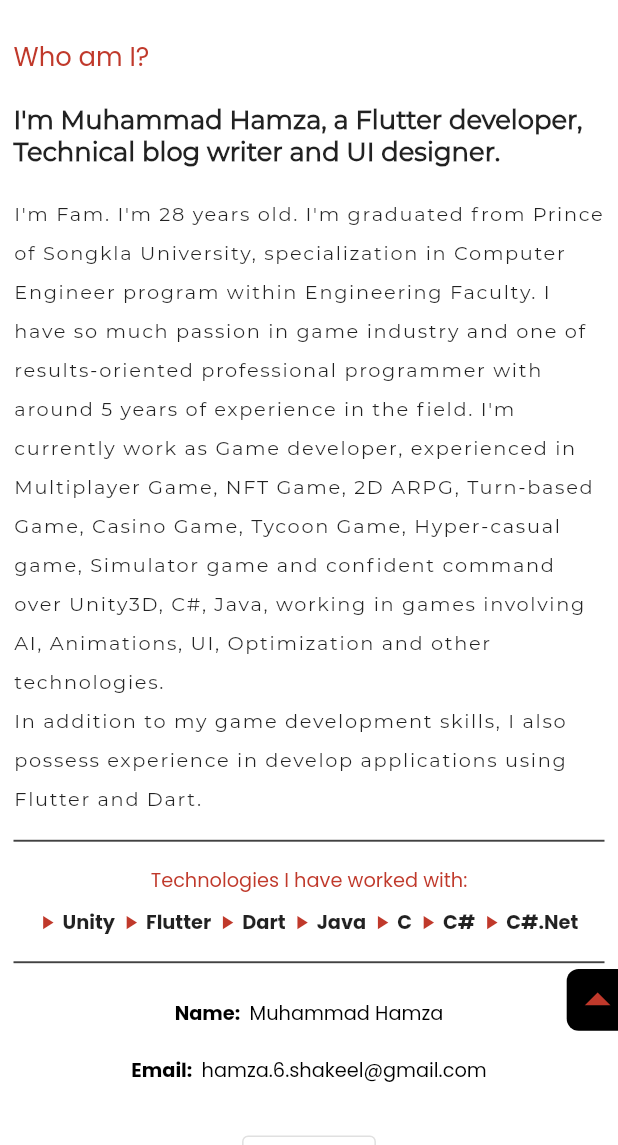
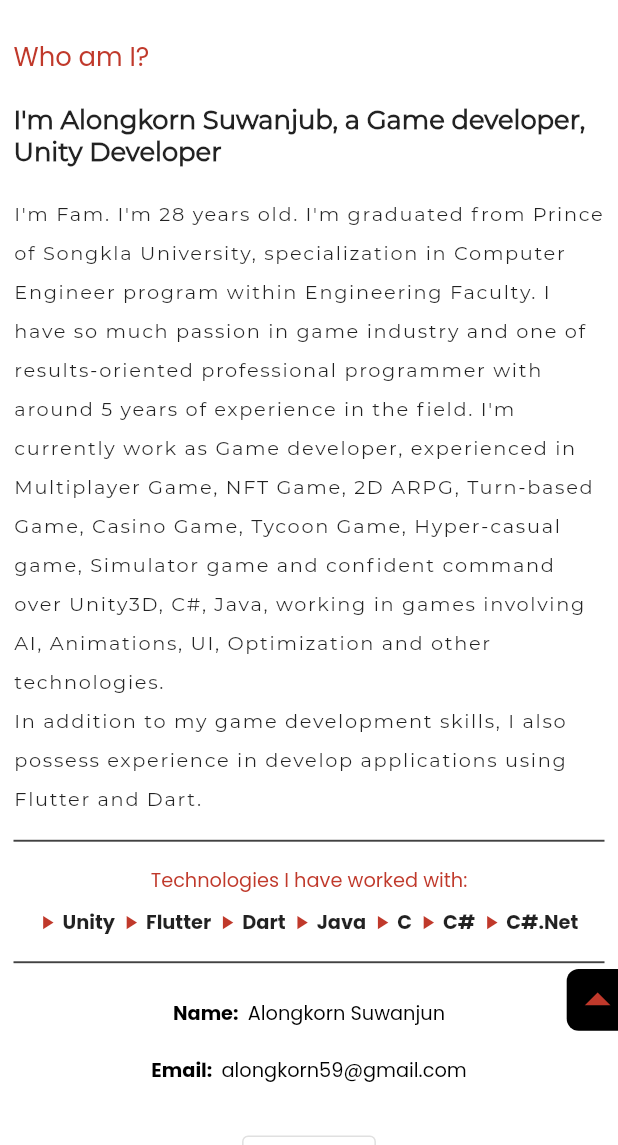
Before and after one commit to alongkorn59/portfolio_flutter, a Flutter app: the screen it shows after launch, scrolled down 1152 dp, on a phone screen of 412 x 824 dp, the part 91-1236 px from its top. Run offline on Flutter 3.47's test engine with Material 2 defaults, Android fonts, the phone set to English and light mode, and no system bars; our stand-ins replace animated_text_kit, carousel_slider, flip_card, font_awesome_flutter, shared_preferences, url_strategy; missing offline and left inert: universal_html; network calls fail.

Commit message:
[update] social

```diff
--- a/devfolio-main/lib/sections/about/about_mobile.dart
+++ b/devfolio-main/lib/sections/about/about_mobile.dart
@@ -96,11 +96,11 @@ class AboutMobile extends StatelessWidget {
           ),
           const AboutMeData(
             data: "Name",
-            information: "Muhammad Hamza",
+            information: "Alongkorn Suwanjun",
           ),
           const AboutMeData(
             data: "Email",
-            information: "hamza.6.shakeel@gmail.com",
+            information: "alongkorn59@gmail.com",
           ),
           Space.y!,
           OutlinedButton(
--- a/devfolio-main/lib/sections/about/about_tablet.dart
+++ b/devfolio-main/lib/sections/about/about_tablet.dart
@@ -98,7 +98,7 @@ class AboutTab extends StatelessWidget {
                 children: const [
                   AboutMeData(
                     data: "Name",
-                    information: "Muhammad Hamza",
+                    information: "Alongkorn Suwanjun",
                   ),
                   AboutMeData(
                     data: "Age",
@@ -114,7 +114,7 @@ class AboutTab extends StatelessWidget {
                 children: const [
                   AboutMeData(
                     data: "Email",
-                    information: "hamza.6.shakeel@gmail.com",
+                    information: "alongkorn59@gmail.com",
                   ),
                   AboutMeData(
                     data: "From",
--- a/devfolio-main/lib/sections/home/home_mobile.dart
+++ b/devfolio-main/lib/sections/home/home_mobile.dart
@@ -55,14 +55,14 @@ class HomeMobile extends StatelessWidget {
                 ),
                 Space.y!,
                 Text(
-                  "Muhammad",
+                  "Alongkorn",
                   style: AppText.h3!.copyWith(
                     fontFamily: 'Montserrat',
                     fontWeight: FontWeight.w100,
                   ),
                 ),
                 Text(
-                  "Hamza",
+                  "Suwanjun",
                   style: AppText.h3b!.copyWith(
                     height: 1,
                   ),
--- a/devfolio-main/lib/sections/home/home_tab.dart
+++ b/devfolio-main/lib/sections/home/home_tab.dart
@@ -67,14 +67,14 @@ class HomeTab extends StatelessWidget {
                 ),
                 Space.y1!,
                 Text(
-                  "Muhammad",
+                  "Alongkorn",
                   style: AppText.h1!.copyWith(
                     fontFamily: 'Montserrat',
                     fontWeight: FontWeight.w100,
                   ),
                 ),
                 Text(
-                  "Hamza",
+                  "Suwanjun",
                   style: AppText.h1b!.copyWith(
                     height: 1,
                   ),
--- a/devfolio-main/lib/utils/about_utils.dart
+++ b/devfolio-main/lib/utils/about_utils.dart
@@ -1,6 +1,6 @@
 class AboutUtils {
   static const String aboutMeHeadline =
-      'I\'m Muhammad Hamza, a Flutter developer, Technical blog writer and UI designer.';
+      'I\'m Alongkorn Suwanjub, a Game developer, Unity Developer';
 
   static const String aboutMeDetail =
       'I\'m Fam. I\'m 28 years old. I\'m graduated from Prince of Songkla University, specialization in Computer Engineer program within Engineering Faculty. I have so much passion in game industry and one of results-oriented professional programmer with around 5 years of experience in the field. I\'m currently work as Game developer, experienced in Multiplayer Game, NFT Game, 2D ARPG, Turn-based Game, Casino Game, Tycoon Game, Hyper-casual game, Simulator game and confident command over Unity3D, C#, Java, working in games involving AI, Animations, UI, Optimization and other technologies.\nIn addition to my game development skills, I also possess experience in develop applications using Flutter and Dart.';
--- a/devfolio-main/lib/utils/project_utils.dart
+++ b/devfolio-main/lib/utils/project_utils.dart
@@ -41,17 +41,14 @@ class ProjectUtils {
   ];
 
   static const List<String> description = [
-    "A very unique dart package to uplift the snackbar experience in flutter. Available at pub.dev now!",
-    "Application of Holy book of Muslims, Al-Qur'an. Developed using Flutter. Powered with live RestAPI given in README.md",
-    "A Phramacy app developed using Flutter powered with Firebase as database with Doctor and Patient panels.",
-    "Here I am is an Alert app that Sends alert SMS holding your location (Address and Google Maps) to your loved ones.",
-    "A live trakcer for COVID19 stats across the Globe and my Home country Pakistan. It uses APIs so the data is live.",
-    "Tried to clone the famous Chat Heads by Facebook Messenger using Flutter. Its basically in-app not exactly like the original chat head.",
-    "Flutter Official Site clone using Flutter Web. Try the live site here. For the time being its not responsive fully so there might be responsiveness issues.",
-    "A concept of Music App developed using Flutter. Having functionality of playing Audio.",
-    "A simple GUI based Java application that sends file from Client to Server but not the other way around.",
-    "A concept app for self-services at various restaurants now a days. More like a Restaurant Ordering System.",
-    "Its my end semester project. The whole design I developed here is an inspiration from my favortie Flutter Developer Marcin Szałek and his blog Fidev."
+    "Kaspy is an Flutter app that consolidates products from farmers of all types for sale in a single platform.",
+    "Pirate x Pirate: Thai-made NFT adventure game with sea battles, blockchain-based trading, and a mix of strategy and luck in PvP and PvE modes.",
+    "FANS Dungeon: Gather powerful heroes, explore dungeons, collect crystals, and level up with the NFT system. Dive into strategic battles and hero development in this captivating game.",
+    "Neokami: Innovative 2D mobile RPG with striking graphics and easy character controls. Customize unique and powerful skill sets by collecting spirits globally.",
+    "PaKaPow: Friendship Never Ends - A board game infused with RPG, inspired by classics like Dokapon. Players become brave heroes summoned to defeat the ultimate evil causing chaos in the land.",
+    "Happy Woolly Farm is an adorable sheep-raising game with a variety of sheep for players to discover. In the game, players can attack, steal, and prank friends from other farms using a dice-rolling system.",
+    "Crazy Stealth is a hyper-casual game where we play the role of a thief who must evade detection, escape pursuers, and overcome various obstacles to reach the finish line.",
+    "Endless running games involve players running forward while avoiding obstacles, with no definite endpoint. They typically emphasize speed and responsive skills.",
   ];
 
   static const List<String> links = [
@@ -66,16 +63,5 @@ class ProjectUtils {
     "",
     "",
     "",
-    // "https://pub.dev/packages/awesome_snackbar_content",
-    // "https://github.com/mhmzdev/The_Holy_Quran_App",
-    // "https://github.com/mhmzdev/MedKit-Pharmacy-App-Using-Flutter",
-    // "https://github.com/mhmzdev/Here-I-Am-Alert-App",
-    // "https://github.com/mhmzdev/Covid19-Tracker-App",
-    // "https://github.com/mhmzdev/Messenger-Chat-Head-Flutter-UI",
-    // "https://github.com/mhmzdev/flutter.dev-Flutter-Web-Clone",
-    // "https://github.com/mhmzdev/Earbender_Music_App",
-    // "https://github.com/mhmzdev/FTP_GUI_Java",
-    // "https://github.com/mhmzdev/My-Order-Resturant-Ordering-System",
-    // "https://github.com/mhmzdev/Hidev_Web",
   ];
 }
--- a/devfolio-main/lib/utils/utils.dart
+++ b/devfolio-main/lib/utils/utils.dart
@@ -30,26 +30,23 @@ class StaticUtils {
 
   static const List<String> socialIconURL = [
     "https://img.icons8.com/metro/208/ffffff/facebook-new--v2.png",
-    "https://img.icons8.com/ios-glyphs/480/ffffff/instagram-new.png",
-    "https://img.icons8.com/android/480/ffffff/twitter.png",
     "https://img.icons8.com/metro/308/ffffff/linkedin.png",
     "https://img.icons8.com/material-rounded/384/ffffff/github.png",
-    "https://img.icons8.com/ios-filled/500/ffffff/medium-monogram--v1.png"
+    // "https://img.icons8.com/ios-glyphs/480/ffffff/instagram-new.png",
+    // "https://img.icons8.com/android/480/ffffff/twitter.png",
+    // "https://img.icons8.com/ios-filled/500/ffffff/medium-monogram--v1.png"
   ];
 
   static const List<String> socialLinks = [
-    "https://facebook.com/mhmzdev",
-    "https://instagram.com/mhmzdev",
-    "https://twitter.com/mhmzdev",
-    "https://linkedin.com/in/mhmzdev",
-    "https://github.com/mhmzdev",
-    "https://mhmzdev.medium.com"
+    "https://www.facebook.com/alongkorn.swanchan/",
+    "https://www.linkedin.com/in/alongkorn-suwanjun/",
+    "https://github.com/alongkorn59",
   ];
 
   static const String resume =
       'https://drive.google.com/file/d/1bDNNrkQtNVJbXcdwMSx0crQQvAF_nMwV/view?usp=sharing';
 
-  static const String gitHub = 'https://github.com/mhmzdev';
+  static const String gitHub = 'https://github.com/alongkorn59';
 }
 
 class BodyUtils {
--- a/devfolio-main/lib/widget/footer.dart
+++ b/devfolio-main/lib/widget/footer.dart
@@ -20,7 +20,8 @@ class Footer extends StatelessWidget {
               "Developed in 💙 with ",
             ),
             InkWell(
-              onTap: () => openURL("https://github.com/mhmzdev/DevFolio"),
+              onTap: () =>
+                  openURL("https://github.com/alongkorn59/portfolio_flutter"),
               child: const Text(
                 "Flutter",
                 style: TextStyle(color: Colors.blue),
```
Also changed, not shown: devfolio-main/lib/sections/portfolio/portfolio_desktop.dart (+12 -12 lines), 16 other files.
